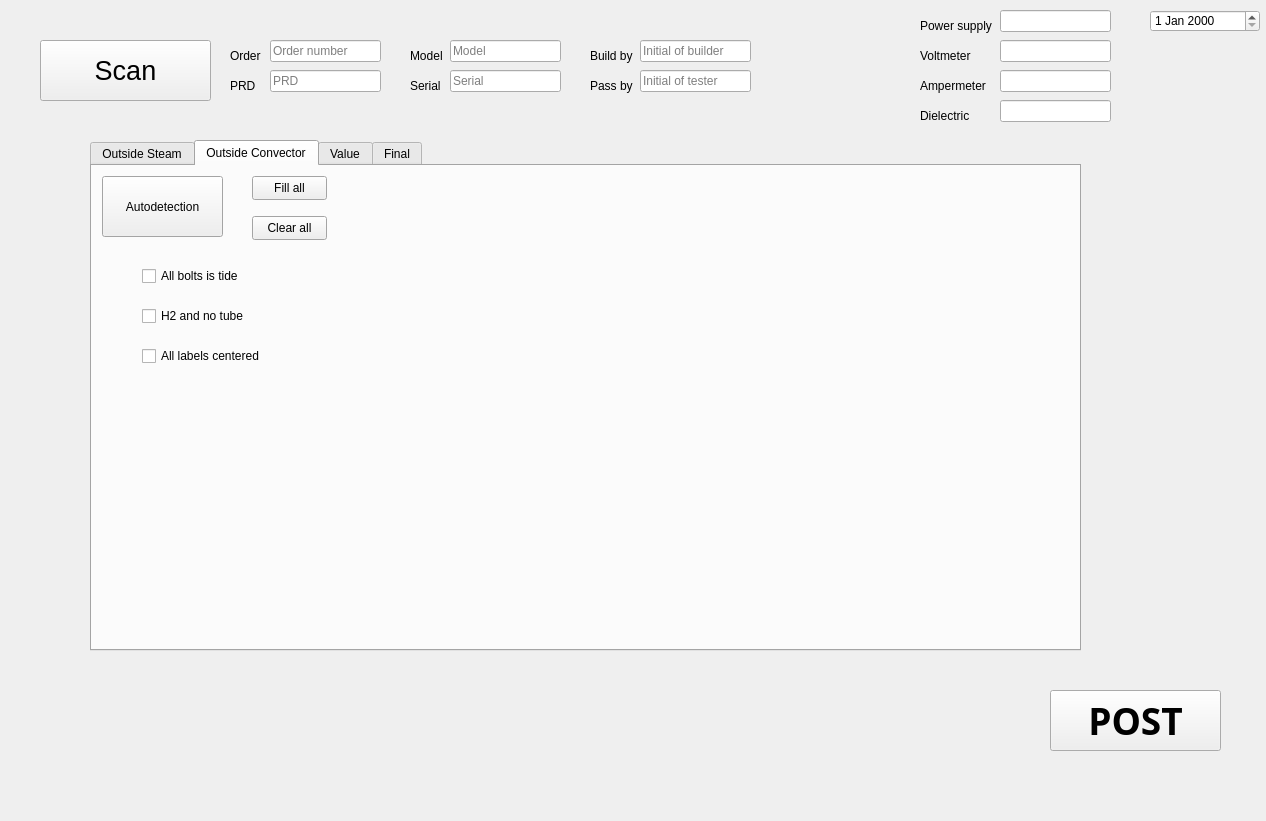
The window that frontend.ui (yehor393/TesterReport) describes before a commit, drawn with Qt 5.
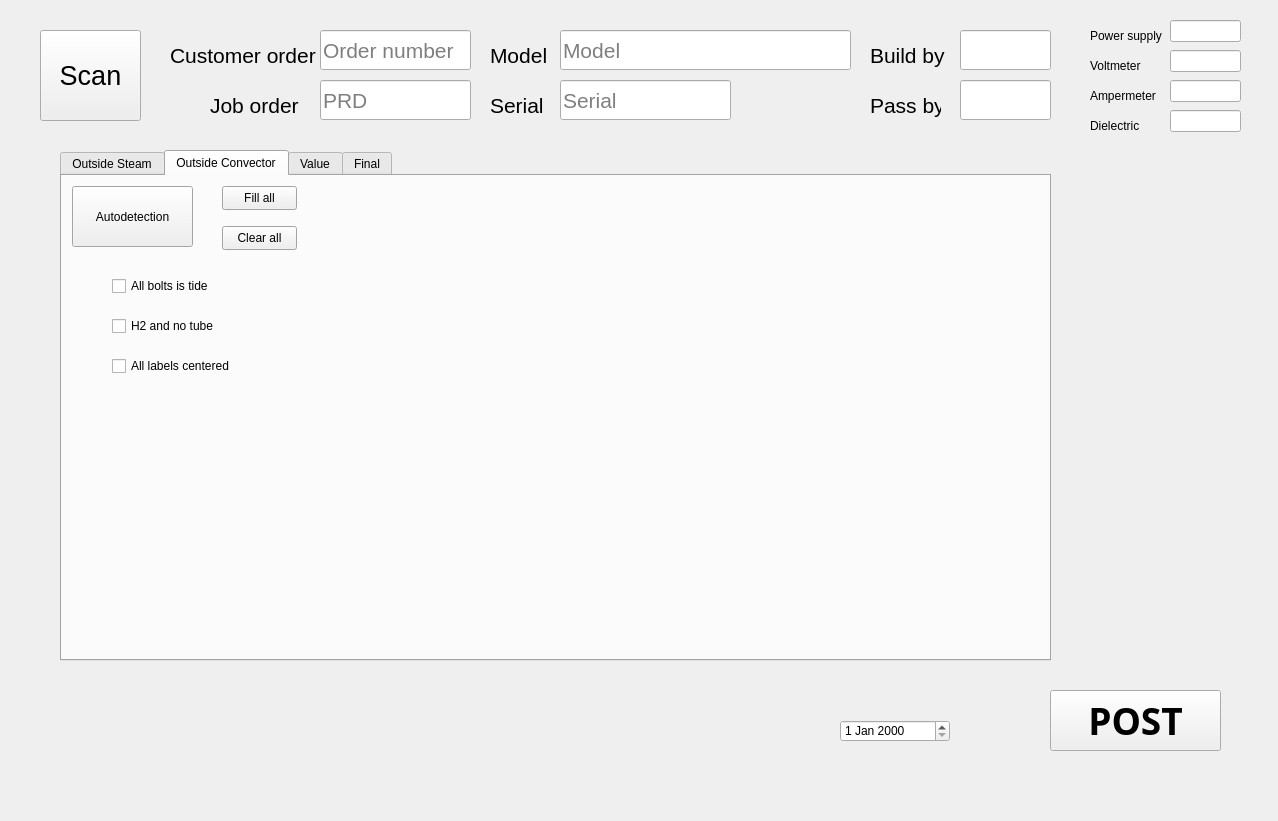
The same window after the commit. The open tabs and pages were chosen to show the change. Icons and pictures are not drawn.

Diff of the .ui file:
```diff
--- a/frontend.ui
+++ b/frontend.ui
@@ -6,7 +6,7 @@
    <rect>
     <x>0</x>
     <y>0</y>
-    <width>1266</width>
+    <width>1278</width>
     <height>821</height>
    </rect>
   </property>
@@ -27,9 +27,9 @@
     <property name="geometry">
      <rect>
       <x>40</x>
-      <y>40</y>
-      <width>171</width>
-      <height>61</height>
+      <y>30</y>
+      <width>101</width>
+      <height>91</height>
      </rect>
     </property>
     <property name="font">
@@ -74,8 +74,8 @@
    <widget class="QTabWidget" name="tabWidget">
     <property name="geometry">
      <rect>
-      <x>90</x>
-      <y>140</y>
+      <x>60</x>
+      <y>150</y>
       <width>991</width>
       <height>511</height>
      </rect>
@@ -433,28 +433,34 @@
    <widget class="QLabel" name="label">
     <property name="geometry">
      <rect>
-      <x>230</x>
+      <x>170</x>
       <y>40</y>
-      <width>41</width>
+      <width>151</width>
       <height>31</height>
      </rect>
     </property>
+    <property name="font">
+     <font>
+      <pointsize>16</pointsize>
+     </font>
+    </property>
     <property name="text">
-     <string>Order</string>
+     <string>Customer order</string>
     </property>
    </widget>
    <widget class="QLineEdit" name="order_input">
     <property name="geometry">
      <rect>
-      <x>270</x>
-      <y>40</y>
-      <width>111</width>
-      <height>22</height>
+      <x>320</x>
+      <y>30</y>
+      <width>151</width>
+      <height>40</height>
      </rect>
     </property>
     <property name="font">
      <font>
       <family>Arial</family>
+      <pointsize>16</pointsize>
      </font>
     </property>
     <property name="placeholderText">
@@ -464,28 +470,34 @@
    <widget class="QLabel" name="label_2">
     <property name="geometry">
      <rect>
-      <x>230</x>
-      <y>70</y>
-      <width>41</width>
+      <x>210</x>
+      <y>90</y>
+      <width>91</width>
       <height>31</height>
      </rect>
     </property>
+    <property name="font">
+     <font>
+      <pointsize>16</pointsize>
+     </font>
+    </property>
     <property name="text">
-     <string>PRD</string>
+     <string>Job order</string>
     </property>
    </widget>
    <widget class="QLineEdit" name="prd_input">
     <property name="geometry">
      <rect>
-      <x>270</x>
-      <y>70</y>
-      <width>111</width>
-      <height>22</height>
+      <x>320</x>
+      <y>80</y>
+      <width>151</width>
+      <height>40</height>
      </rect>
     </property>
     <property name="font">
      <font>
       <family>Arial</family>
+      <pointsize>16</pointsize>
      </font>
     </property>
     <property name="placeholderText">
@@ -495,12 +507,17 @@
    <widget class="QLabel" name="label_3">
     <property name="geometry">
      <rect>
-      <x>410</x>
+      <x>490</x>
       <y>40</y>
-      <width>41</width>
+      <width>71</width>
       <height>31</height>
      </rect>
     </property>
+    <property name="font">
+     <font>
+      <pointsize>16</pointsize>
+     </font>
+    </property>
     <property name="text">
      <string>Model</string>
     </property>
@@ -508,17 +525,20 @@
    <widget class="QLineEdit" name="line_model">
     <property name="geometry">
      <rect>
-      <x>450</x>
-      <y>40</y>
-      <width>111</width>
-      <height>22</height>
+      <x>560</x>
+      <y>30</y>
+      <width>291</width>
+      <height>40</height>
      </rect>
     </property>
     <property name="font">
      <font>
-      <family>Arial</family>
+      <pointsize>16</pointsize>
      </font>
     </property>
+    <property name="layoutDirection">
+     <enum>Qt::LeftToRight</enum>
+    </property>
     <property name="placeholderText">
      <string>Model</string>
     </property>
@@ -526,12 +546,17 @@
    <widget class="QLabel" name="label_4">
     <property name="geometry">
      <rect>
-      <x>410</x>
-      <y>70</y>
-      <width>41</width>
+      <x>490</x>
+      <y>90</y>
+      <width>71</width>
       <height>31</height>
      </rect>
     </property>
+    <property name="font">
+     <font>
+      <pointsize>16</pointsize>
+     </font>
+    </property>
     <property name="text">
      <string>Serial</string>
     </property>
@@ -539,15 +564,16 @@
    <widget class="QLineEdit" name="serial_input">
     <property name="geometry">
      <rect>
-      <x>450</x>
-      <y>70</y>
-      <width>111</width>
-      <height>22</height>
+      <x>560</x>
+      <y>80</y>
+      <width>171</width>
+      <height>40</height>
      </rect>
     </property>
     <property name="font">
      <font>
       <family>Arial</family>
+      <pointsize>16</pointsize>
      </font>
     </property>
     <property name="placeholderText">
@@ -557,8 +583,8 @@
    <widget class="QDateEdit" name="dateEdit">
     <property name="geometry">
      <rect>
-      <x>1150</x>
-      <y>10</y>
+      <x>840</x>
+      <y>720</y>
       <width>110</width>
       <height>22</height>
      </rect>
@@ -567,12 +593,17 @@
    <widget class="QLabel" name="label_5">
     <property name="geometry">
      <rect>
-      <x>590</x>
+      <x>870</x>
       <y>40</y>
-      <width>51</width>
+      <width>91</width>
       <height>31</height>
      </rect>
     </property>
+    <property name="font">
+     <font>
+      <pointsize>16</pointsize>
+     </font>
+    </property>
     <property name="text">
      <string>Build by</string>
     </property>
@@ -580,30 +611,36 @@
    <widget class="QLineEdit" name="lineEdit_5">
     <property name="geometry">
      <rect>
-      <x>640</x>
-      <y>40</y>
-      <width>111</width>
-      <height>22</height>
+      <x>960</x>
+      <y>30</y>
+      <width>91</width>
+      <height>40</height>
      </rect>
     </property>
     <property name="font">
      <font>
       <family>Arial</family>
+      <pointsize>16</pointsize>
      </font>
     </property>
     <property name="placeholderText">
-     <string>Initial of builder</string>
+     <string/>
     </property>
    </widget>
    <widget class="QLabel" name="label_6">
     <property name="geometry">
      <rect>
-      <x>590</x>
-      <y>70</y>
-      <width>51</width>
+      <x>870</x>
+      <y>90</y>
+      <width>71</width>
       <height>31</height>
      </rect>
     </property>
+    <property name="font">
+     <font>
+      <pointsize>16</pointsize>
+     </font>
+    </property>
     <property name="text">
      <string>Pass by</string>
     </property>
@@ -611,26 +648,27 @@
    <widget class="QLineEdit" name="lineEdit_6">
     <property name="geometry">
      <rect>
-      <x>640</x>
-      <y>70</y>
-      <width>111</width>
-      <height>22</height>
+      <x>960</x>
+      <y>80</y>
+      <width>91</width>
+      <height>40</height>
      </rect>
     </property>
     <property name="font">
      <font>
       <family>Arial</family>
+      <pointsize>16</pointsize>
      </font>
     </property>
     <property name="placeholderText">
-     <string>Initial of tester</string>
+     <string/>
     </property>
    </widget>
    <widget class="QLabel" name="label_7">
     <property name="geometry">
      <rect>
-      <x>920</x>
-      <y>40</y>
+      <x>1090</x>
+      <y>50</y>
       <width>81</width>
       <height>31</height>
      </rect>
@@ -642,8 +680,8 @@
    <widget class="QLabel" name="label_8">
     <property name="geometry">
      <rect>
-      <x>920</x>
-      <y>10</y>
+      <x>1090</x>
+      <y>20</y>
       <width>81</width>
       <height>31</height>
      </rect>
@@ -655,9 +693,9 @@
    <widget class="QLineEdit" name="lineEdit_8">
     <property name="geometry">
      <rect>
-      <x>1000</x>
-      <y>40</y>
-      <width>111</width>
+      <x>1170</x>
+      <y>50</y>
+      <width>71</width>
       <height>22</height>
      </rect>
     </property>
@@ -668,9 +706,9 @@
    <widget class="QLineEdit" name="lineEdit_9">
     <property name="geometry">
      <rect>
-      <x>1000</x>
-      <y>10</y>
-      <width>111</width>
+      <x>1170</x>
+      <y>20</y>
+      <width>71</width>
       <height>22</height>
      </rect>
     </property>
@@ -681,8 +719,8 @@
    <widget class="QLabel" name="label_9">
     <property name="geometry">
      <rect>
-      <x>920</x>
-      <y>100</y>
+      <x>1090</x>
+      <y>110</y>
       <width>81</width>
       <height>31</height>
      </rect>
@@ -694,8 +732,8 @@
    <widget class="QLabel" name="label_10">
     <property name="geometry">
      <rect>
-      <x>920</x>
-      <y>70</y>
+      <x>1090</x>
+      <y>80</y>
       <width>81</width>
       <height>31</height>
      </rect>
@@ -707,9 +745,9 @@
    <widget class="QLineEdit" name="lineEdit_10">
     <property name="geometry">
      <rect>
-      <x>1000</x>
-      <y>100</y>
-      <width>111</width>
+      <x>1170</x>
+      <y>110</y>
+      <width>71</width>
       <height>22</height>
      </rect>
     </property>
@@ -720,9 +758,9 @@
    <widget class="QLineEdit" name="lineEdit_11">
     <property name="geometry">
      <rect>
-      <x>1000</x>
-      <y>70</y>
-      <width>111</width>
+      <x>1170</x>
+      <y>80</y>
+      <width>71</width>
       <height>22</height>
      </rect>
     </property>
```
Left out of the diff: 4 changed lines with no effect on the pictures.
